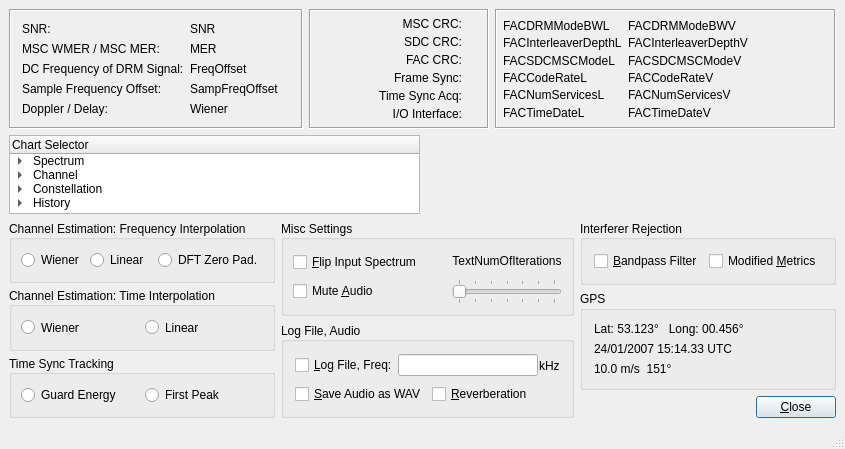
Old version of the form dream/src/GUI-QT/systemevalDlgbase.ui in the repository mmjee/dream-patched.
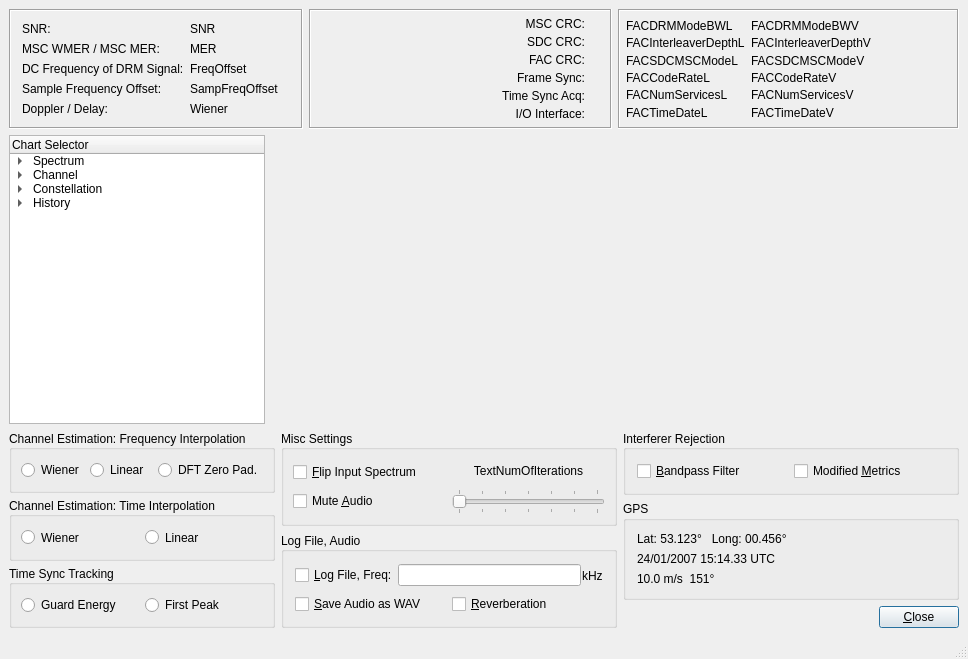
New version of the form. Icons and pictures are not drawn. Custom widgets are drawn as their Qt base class.

Commit message: fixed bottom scaling

Patch:
```diff
--- a/dream/src/GUI-QT/systemevalDlgbase.ui
+++ b/dream/src/GUI-QT/systemevalDlgbase.ui
@@ -6,8 +6,8 @@
    <rect>
     <x>0</x>
     <y>0</y>
-    <width>778</width>
-    <height>449</height>
+    <width>968</width>
+    <height>659</height>
    </rect>
   </property>
   <property name="windowTitle">
@@ -918,7 +918,14 @@
        </widget>
       </item>
       <item>
-       <widget class="QwtPlot" name="plot"/>
+       <widget class="QwtPlot" name="plot">
+        <property name="sizePolicy">
+         <sizepolicy hsizetype="MinimumExpanding" vsizetype="Expanding">
+          <horstretch>0</horstretch>
+          <verstretch>0</verstretch>
+         </sizepolicy>
+        </property>
+       </widget>
       </item>
      </layout>
     </item>
@@ -937,6 +944,12 @@
         </property>
         <item>
          <widget class="QGroupBox" name="ButtonGroupChanEstFreqInt">
+          <property name="sizePolicy">
+           <sizepolicy hsizetype="Minimum" vsizetype="Minimum">
+            <horstretch>0</horstretch>
+            <verstretch>0</verstretch>
+           </sizepolicy>
+          </property>
           <property name="title">
            <string>Channel Estimation: Frequency Interpolation</string>
           </property>
@@ -994,6 +1007,12 @@
         </item>
         <item>
          <widget class="QGroupBox" name="ButtonGroupChanEstTimeInt">
+          <property name="sizePolicy">
+           <sizepolicy hsizetype="Minimum" vsizetype="Minimum">
+            <horstretch>0</horstretch>
+            <verstretch>0</verstretch>
+           </sizepolicy>
+          </property>
           <property name="title">
            <string>Channel Estimation: Time Interpolation</string>
           </property>
@@ -1038,6 +1057,12 @@
         </item>
         <item>
          <widget class="QGroupBox" name="ButtonGroupTimeSyncTrack">
+          <property name="sizePolicy">
+           <sizepolicy hsizetype="Minimum" vsizetype="Minimum">
+            <horstretch>0</horstretch>
+            <verstretch>0</verstretch>
+           </sizepolicy>
+          </property>
           <property name="title">
            <string>Time Sync Tracking</string>
           </property>
@@ -1092,6 +1117,12 @@
         </property>
         <item>
          <widget class="QGroupBox" name="GroupBoxMiscSettings">
+          <property name="sizePolicy">
+           <sizepolicy hsizetype="Minimum" vsizetype="Minimum">
+            <horstretch>0</horstretch>
+            <verstretch>0</verstretch>
+           </sizepolicy>
+          </property>
           <property name="title">
            <string>Misc Settings</string>
           </property>
@@ -1191,6 +1222,12 @@
         </item>
         <item>
          <widget class="QGroupBox" name="GroupBoxLogFileSaveData">
+          <property name="sizePolicy">
+           <sizepolicy hsizetype="Minimum" vsizetype="Minimum">
+            <horstretch>0</horstretch>
+            <verstretch>0</verstretch>
+           </sizepolicy>
+          </property>
           <property name="title">
            <string>Log File, Audio</string>
           </property>
@@ -1276,6 +1313,12 @@
         </property>
         <item>
          <widget class="QGroupBox" name="GroupBoxInterfRej">
+          <property name="sizePolicy">
+           <sizepolicy hsizetype="Minimum" vsizetype="Fixed">
+            <horstretch>0</horstretch>
+            <verstretch>0</verstretch>
+           </sizepolicy>
+          </property>
           <property name="title">
            <string>Interferer Rejection</string>
           </property>
@@ -1308,6 +1351,12 @@
         </item>
         <item>
          <widget class="QGroupBox" name="GroupBoxGPSStatus">
+          <property name="sizePolicy">
+           <sizepolicy hsizetype="Minimum" vsizetype="Fixed">
+            <horstretch>0</horstretch>
+            <verstretch>0</verstretch>
+           </sizepolicy>
+          </property>
           <property name="title">
            <string>GPS</string>
           </property>
@@ -1396,7 +1445,7 @@
                   <enum>Qt::Vertical</enum>
                  </property>
                  <property name="sizeType">
-                  <enum>QSizePolicy::Expanding</enum>
+                  <enum>QSizePolicy::MinimumExpanding</enum>
                  </property>
                  <property name="sizeHint" stdset="0">
                   <size>
@@ -1426,22 +1475,6 @@
              </item>
             </layout>
            </item>
-           <item>
-            <spacer name="Spacer36">
-             <property name="orientation">
-              <enum>Qt::Vertical</enum>
-             </property>
-             <property name="sizeType">
-              <enum>QSizePolicy::Expanding</enum>
-             </property>
-             <property name="sizeHint" stdset="0">
-              <size>
-               <width>20</width>
-               <height>20</height>
-              </size>
-             </property>
-            </spacer>
-           </item>
           </layout>
          </widget>
         </item>
```
Left out of the diff: 8 changed lines with no effect on the pictures.
